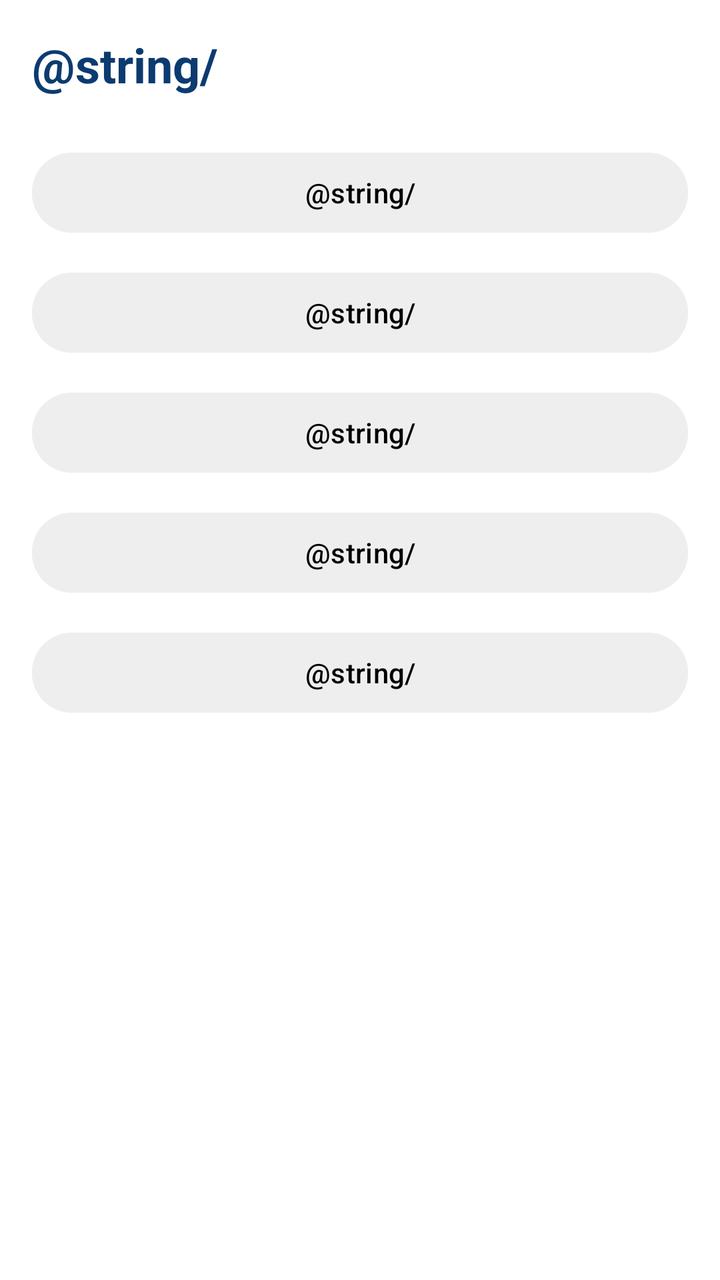
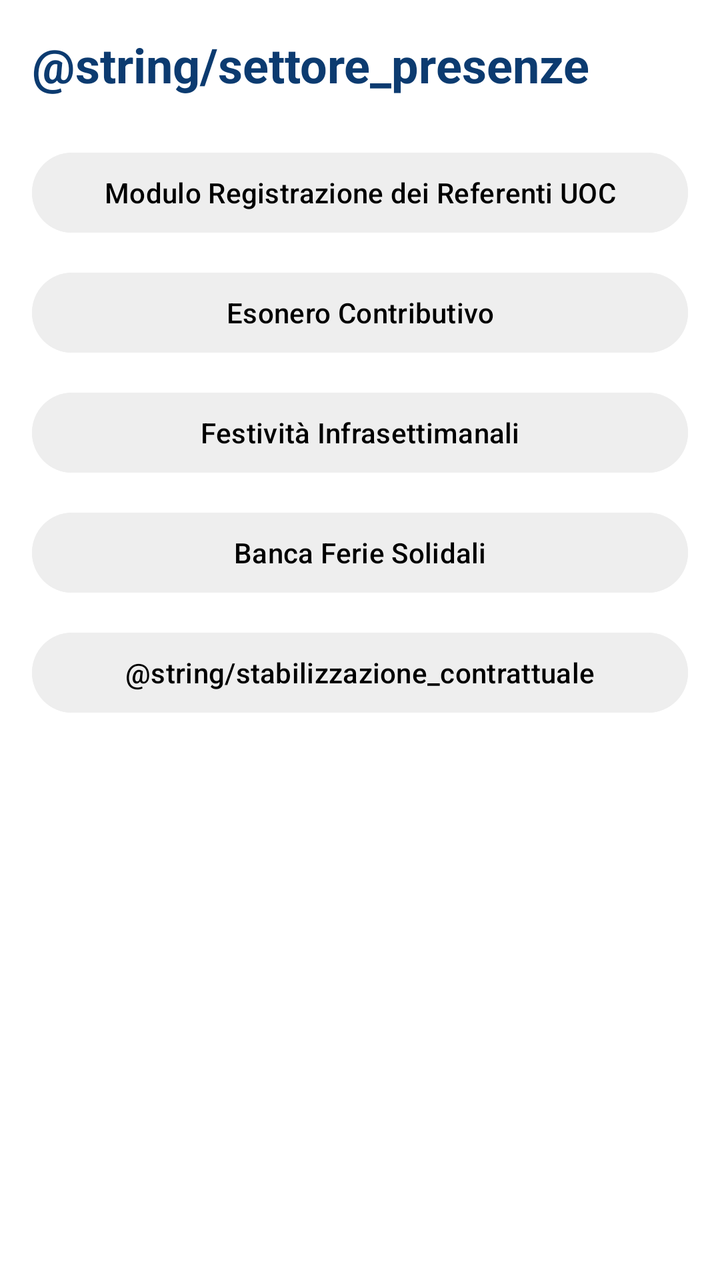

Screens rendered from an Android XML layout before and after an edit, with the pre-edit source and the edit as a unified diff.
<!-- AndroidManifest.xml: application theme Theme.CardApp -->
<!-- res/layout/activity_presence.xml -->
<?xml version="1.0" encoding="utf-8"?>
<ScrollView xmlns:android="http://schemas.android.com/apk/res/android"
    android:layout_width="match_parent"
    android:layout_height="match_parent"
    android:background="#FFFFFF">

    <LinearLayout
        android:layout_width="match_parent"
        android:layout_height="wrap_content"
        android:orientation="vertical"
        android:padding="16dp">

        <TextView
            android:id="@+id/titleText"
            android:layout_width="wrap_content"
            android:layout_height="wrap_content"
            android:text="@string/"
            android:textStyle="bold"
            android:textSize="24sp"
            android:textColor="#0C3B70"
            android:layout_marginBottom="24dp" />

        
        <Button
            android:id="@+id/buttonLavoratori"
            android:layout_width="match_parent"
            android:layout_height="wrap_content"
            android:text="@string/"
            android:layout_marginBottom="12dp"
            android:backgroundTint="#EEEEEE"
            android:textColor="#000000" />

        <Button
            android:id="@+id/buttonStudenti"
            android:layout_width="match_parent"
            android:layout_height="wrap_content"
            android:text="@string/"
            android:layout_marginBottom="12dp"
            android:backgroundTint="#EEEEEE"
            android:textColor="#000000" />

        <Button
            android:id="@+id/buttonPazienti"
            android:layout_width="match_parent"
            android:layout_height="wrap_content"
            android:text="@string/"
            android:layout_marginBottom="12dp"
            android:backgroundTint="#EEEEEE"
            android:textColor="#000000" />

        <Button
            android:id="@+id/buttonVisitatori"
            android:layout_width="match_parent"
            android:layout_height="wrap_content"
            android:text="@string/"
            android:layout_marginBottom="12dp"
            android:backgroundTint="#EEEEEE"
            android:textColor="#000000" />

        <Button
            android:id="@+id/buttonClienti"
            android:layout_width="match_parent"
            android:layout_height="wrap_content"
            android:text="@string/"
            android:backgroundTint="#EEEEEE"
            android:textColor="#000000" />

    </LinearLayout>
</ScrollView>
<!-- resources referenced by this layout -->
<resources>
  <style name="Theme.CardApp" parent="Base.Theme.CardApp" />
  <style name="Base.Theme.CardApp" parent="Theme.Material3.DayNight.NoActionBar">
          
          
      </style>
</resources>

<!-- the commit's change to res/layout/activity_presence.xml (unified diff, before → after) -->
@@ -14,7 +14,7 @@
             android:id="@+id/titleText"
             android:layout_width="wrap_content"
             android:layout_height="wrap_content"
-            android:text="@string/"
+            android:text="@string/settore_presenze"
             android:textStyle="bold"
             android:textSize="24sp"
             android:textColor="#0C3B70"
@@ -25,7 +25,7 @@
             android:id="@+id/buttonLavoratori"
             android:layout_width="match_parent"
             android:layout_height="wrap_content"
-            android:text="@string/"
+            android:text="@string/modulo_referenti"
             android:layout_marginBottom="12dp"
             android:backgroundTint="#EEEEEE"
             android:textColor="#000000" />
@@ -34,7 +34,7 @@
             android:id="@+id/buttonStudenti"
             android:layout_width="match_parent"
             android:layout_height="wrap_content"
-            android:text="@string/"
+            android:text="@string/esonero_contributivo"
             android:layout_marginBottom="12dp"
             android:backgroundTint="#EEEEEE"
             android:textColor="#000000" />
@@ -43,7 +43,7 @@
             android:id="@+id/buttonPazienti"
             android:layout_width="match_parent"
             android:layout_height="wrap_content"
-            android:text="@string/"
+            android:text="@string/festivita_infrasettimanali"
             android:layout_marginBottom="12dp"
             android:backgroundTint="#EEEEEE"
             android:textColor="#000000" />
@@ -52,7 +52,7 @@
             android:id="@+id/buttonVisitatori"
             android:layout_width="match_parent"
             android:layout_height="wrap_content"
-            android:text="@string/"
+            android:text="@string/banca_ferie"
             android:layout_marginBottom="12dp"
             android:backgroundTint="#EEEEEE"
             android:textColor="#000000" />
@@ -61,7 +61,7 @@
             android:id="@+id/buttonClienti"
             android:layout_width="match_parent"
             android:layout_height="wrap_content"
-            android:text="@string/"
+            android:text="@string/stabilizzazione_contrattuale"
             android:backgroundTint="#EEEEEE"
             android:textColor="#000000" />
 
<!-- resource entries referenced after the edit -->
@@ -1,5 +1,10 @@
 <!-- resources referenced by this layout -->
 <resources>
+  <string name="banca_ferie">Banca Ferie Solidali</string>
+  <string name="esonero_contributivo">Esonero Contributivo</string>
+  <string name="festivita_infrasettimanali">Festività Infrasettimanali</string>
+  <string name="modulo_referenti">Modulo Registrazione dei Referenti UOC</string>
+  <string name="settore_presenze">Settore Presenze</string>
   <style name="Theme.CardApp" parent="Base.Theme.CardApp" />
   <style name="Base.Theme.CardApp" parent="Theme.Material3.DayNight.NoActionBar">
           
